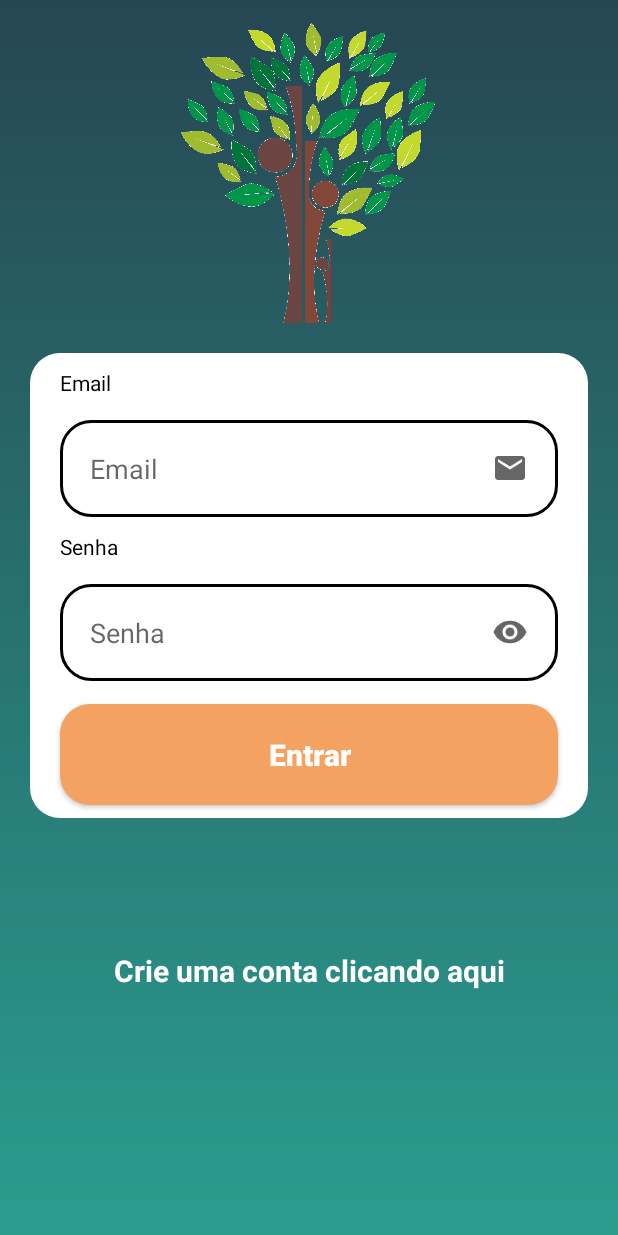
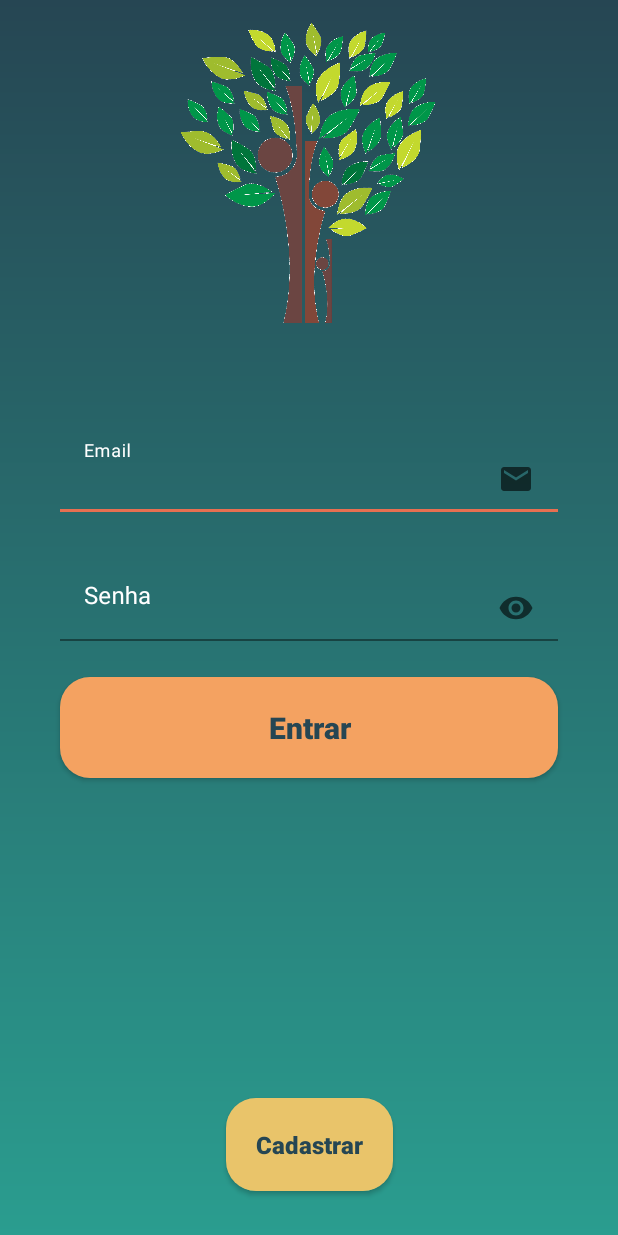
Before and after one commit to WillianKohatsu/ArvoreGenealogica, an Android app: the screen it shows after launch (Login), on a phone screen of 412 x 824 dp. Run offline under Robolectric (Android 15) with nearby library versions, the phone set to English and light mode, and no system bars; our stand-ins replace Firebase (no records; nobody signed in at launch, a user with empty details on screens opened directly).

Commit message:
reworking the home screen

```diff
--- /dev/null
+++ b/app/src/main/res/drawable/button_secondary.xml
@@ -0,0 +1,8 @@
+<?xml version="1.0" encoding="utf-8"?>
+<shape
+    xmlns:android="http://schemas.android.com/apk/res/android">
+
+    <corners android:radius="20dp"/>
+    <solid android:color="@color/yellow"/>
+
+</shape>
--- a/app/src/main/res/layout/activity_login.xml
+++ b/app/src/main/res/layout/activity_login.xml
@@ -26,70 +26,81 @@
         app:layout_constraintTop_toTopOf="parent"
         tools:ignore="ImageContrastCheck" />
 
-    <View
-        android:id="@+id/containerComponents"
-        style="@style/ContainerComponents"
-        android:layout_height="310dp"
-        app:layout_constraintEnd_toEndOf="parent"
-        app:layout_constraintStart_toStartOf="parent"
-        app:layout_constraintTop_toBottomOf="@+id/logo" />
-
-    <TextView
+    <com.google.android.material.textfield.TextInputLayout
         android:id="@+id/email"
         android:layout_height="wrap_content"
         android:layout_width="match_parent"
-        android:layout_marginLeft="40dp"
-        android:layout_marginTop="10dp"
-        android:text="@string/email"
-        android:textColor="@color/black"
-        app:layout_constraintEnd_toEndOf="@id/containerComponents"
-        app:layout_constraintStart_toStartOf="@id/containerComponents"
-        app:layout_constraintTop_toTopOf="@id/containerComponents"/>
+        android:layout_marginStart="40dp"
+        android:layout_marginEnd="40dp"
+        android:layout_marginTop="28dp"
+        app:hintTextColor="@color/white"
+        android:textColorHint="@color/white"
+        android:hint="@string/email"
+        app:layout_constraintVertical_chainStyle="packed"
+        android:textColor="@color/white"
+        app:boxStrokeColor="@color/orange"
+        app:layout_constraintEnd_toEndOf="parent"
+        app:layout_constraintBottom_toTopOf="@id/senha"
+        app:layout_constraintStart_toStartOf="parent"
+        app:layout_constraintTop_toBottomOf="@id/logo">
 
-    <EditText
-        android:id="@+id/editEmail"
-        style="@style/Edit_Text"
-        android:autofillHints="@string/email"
-        android:drawableEnd="@drawable/ic_email"
-        android:focusableInTouchMode="true"
-        android:hint="@string/email"
-        android:inputType="textEmailAddress"
-        app:layout_constraintEnd_toEndOf="@id/containerComponents"
-        app:layout_constraintStart_toStartOf="@id/containerComponents"
-        app:layout_constraintTop_toBottomOf="@id/email" />
 
-    <TextView
+        <com.google.android.material.textfield.TextInputEditText
+            android:id="@+id/editEmail"
+            android:textColorHint="@color/white"
+            android:background="@color/transparent"
+            android:layout_height="wrap_content"
+            android:layout_width="match_parent"
+            android:layout_marginTop="40dp"
+            android:inputType="textEmailAddress"
+            android:drawableEnd="@drawable/ic_email"
+            android:autofillHints="@string/nome"
+            android:textColor="@color/white"/>
+    </com.google.android.material.textfield.TextInputLayout>
+
+
+    <com.google.android.material.textfield.TextInputLayout
         android:id="@+id/senha"
         android:layout_height="wrap_content"
         android:layout_width="match_parent"
-        android:layout_marginLeft="40dp"
-        android:layout_marginTop="10dp"
-        android:text="@string/senha"
-        android:textColor="@color/black"
-        app:layout_constraintEnd_toEndOf="@id/containerComponents"
-        app:layout_constraintStart_toStartOf="@id/containerComponents"
-        app:layout_constraintTop_toBottomOf="@id/editEmail"/>
+        android:layout_marginStart="40dp"
+        android:layout_marginEnd="40dp"
+        android:layout_marginTop="28dp"
+        app:hintTextColor="@color/white"
+        android:textColorHint="@color/white"
+        android:hint="@string/senha"
+        android:textColor="@color/white"
+        app:boxStrokeColor="@color/orange"
+        app:layout_constraintVertical_chainStyle="packed"
+        app:layout_constraintBottom_toTopOf="@id/btnCadastrar"
+        app:layout_constraintEnd_toEndOf="parent"
+        app:layout_constraintStart_toStartOf="parent"
+        app:layout_constraintTop_toBottomOf="@id/email">
 
-    <EditText
-        android:id="@+id/editSenha"
-        style="@style/Edit_Text"
-        android:autofillHints="@string/senha"
-        android:drawableEnd="@drawable/ic_eye"
-        android:focusableInTouchMode="true"
-        android:hint="@string/senha"
-        android:inputType="numberPassword"
-        app:layout_constraintEnd_toEndOf="@id/containerComponents"
-        app:layout_constraintStart_toStartOf="@id/containerComponents"
-        app:layout_constraintTop_toBottomOf="@id/senha" />
+
+        <com.google.android.material.textfield.TextInputEditText
+            android:id="@+id/editSenha"
+            android:textColorHint="@color/white"
+            android:background="@color/transparent"
+            android:layout_height="wrap_content"
+            android:layout_width="match_parent"
+            android:autofillHints="@string/nome"
+            android:drawableEnd="@drawable/ic_eye"
+            android:inputType="numberPassword"
+            android:textColor="@color/white"/>
+    </com.google.android.material.textfield.TextInputLayout>
+
 
     <androidx.appcompat.widget.AppCompatButton
         android:id="@+id/btnLogin"
         style="@style/Button"
         android:focusable="false"
         android:text="@string/bt_login"
+        android:layout_marginTop="24dp"
+        android:textColor="@color/green_dark"
         app:layout_constraintEnd_toEndOf="parent"
         app:layout_constraintStart_toStartOf="parent"
-        app:layout_constraintTop_toBottomOf="@id/editSenha"
+        app:layout_constraintTop_toBottomOf="@id/senha"
         tools:ignore="TextContrastCheck" />
 
     <ProgressBar
@@ -100,22 +111,26 @@
         android:visibility="invisible"
         app:layout_constraintStart_toStartOf="parent"
         app:layout_constraintEnd_toEndOf="parent"
-        app:layout_constraintTop_toBottomOf="@id/containerComponents"
+        app:layout_constraintTop_toBottomOf="@id/senha"
         android:layout_marginTop="20dp" />
 
-    <TextView
+
+
+
+    <androidx.appcompat.widget.AppCompatButton
         android:id="@+id/txtTelaCadastro"
+        style="@style/Button_Secondary"
         android:layout_width="wrap_content"
         android:layout_height="wrap_content"
         android:text="@string/txt_cadastro"
-        android:textColor="@color/white"
-        android:textSize="20sp"
+        android:textColor="@color/green_dark"
+        android:textSize="16sp"
         android:textStyle="bold"
         android:layout_marginTop="20dp"
         android:layout_marginBottom="30dp"
         app:layout_constraintStart_toStartOf="parent"
         app:layout_constraintEnd_toEndOf="parent"
-        app:layout_constraintTop_toBottomOf="@id/progressBar"
-    />
+        app:layout_constraintBottom_toBottomOf="parent"/>
+
 </androidx.constraintlayout.widget.ConstraintLayout>
 </androidx.core.widget.NestedScrollView>
--- a/app/src/main/res/values/strings.xml
+++ b/app/src/main/res/values/strings.xml
@@ -19,7 +19,7 @@
     <string name="genero">Gênero</string>
     <string name="ani">Data de nascimento</string>
     <string name="perfil">Perfil</string>
-    <string name="txt_cadastro">Crie uma conta clicando aqui</string>
+    <string name="txt_cadastro">Cadastrar</string>
     <string name="title_cadastro">Cadastre-se</string>
 
     <string name="bt_cadastrar">Cadastrar</string>
--- a/app/src/main/res/values/styles.xml
+++ b/app/src/main/res/values/styles.xml
@@ -31,4 +31,18 @@
         <item name="android:textStyle">bold</item>
         <item name="android:textAllCaps">false</item>
     </style>
+
+    <style name="Button_Secondary">
+        <item name="android:layout_width">match_parent</item>
+        <item name="android:layout_height">wrap_content</item>
+        <item name="android:layout_marginLeft">40dp</item>
+        <item name="android:layout_marginRight">40dp</item>
+        <item name="android:layout_marginTop">15dp</item>
+        <item name="android:padding">20dp</item>
+        <item name="android:background">@drawable/button_secondary</item>
+        <item name="android:textSize">20sp</item>
+        <item name="android:textColor">@color/white</item>
+        <item name="android:textStyle">bold</item>
+        <item name="android:textAllCaps">false</item>
+    </style>
 </resources>
```
